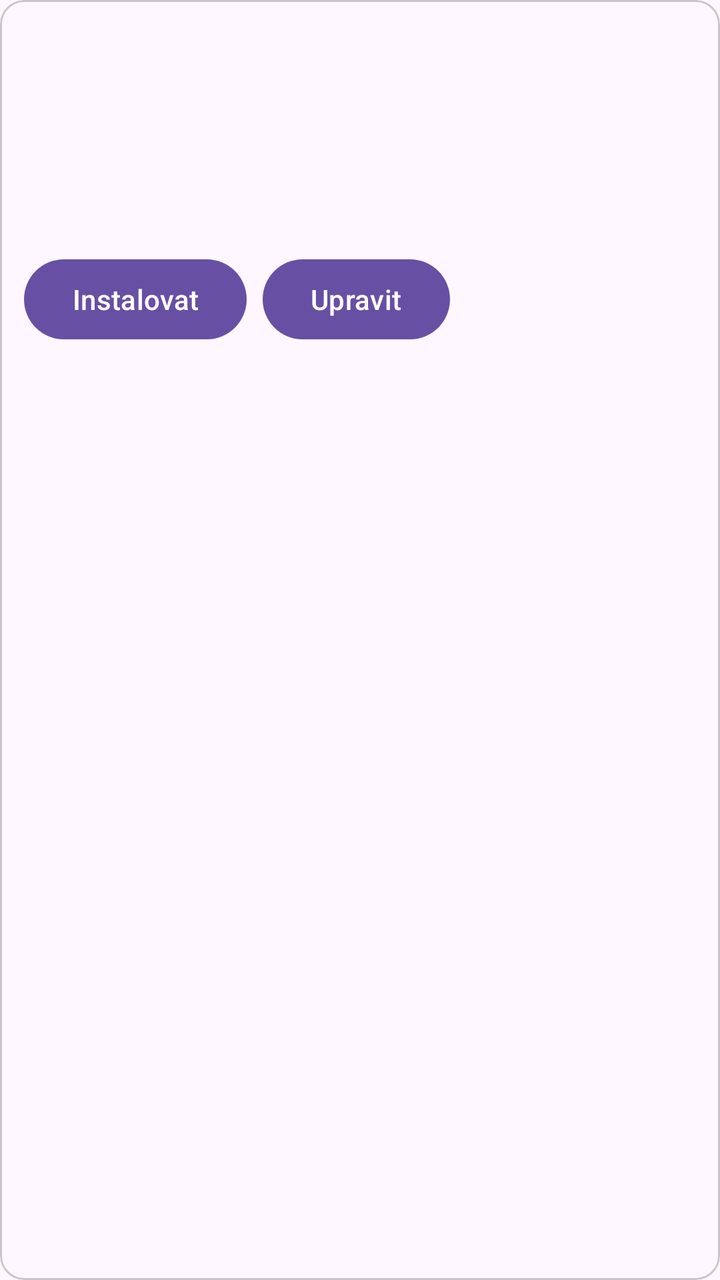
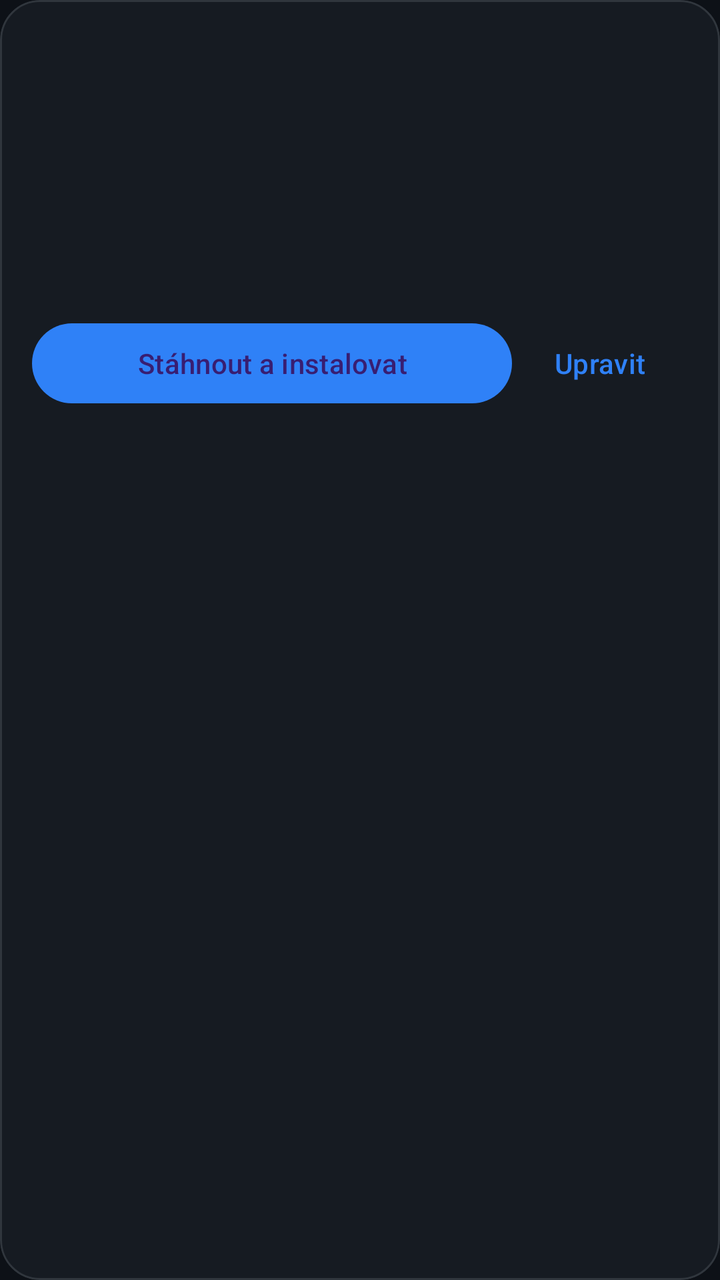

Compare the two renders of this Android layout. The source of the first and the diff that turns it into the second are given below.
<!-- AndroidManifest.xml: application theme Theme.InsaneMarket -->
<!-- res/layout/item_app.xml -->
<?xml version="1.0" encoding="utf-8"?>
<com.google.android.material.card.MaterialCardView xmlns:android="http://schemas.android.com/apk/res/android"
    android:layout_width="match_parent"
    android:layout_height="wrap_content"
    android:layout_marginBottom="8dp">

    <LinearLayout
        android:layout_width="match_parent"
        android:layout_height="wrap_content"
        android:orientation="vertical"
        android:padding="12dp">

        <TextView android:id="@+id/name" android:layout_width="match_parent" android:layout_height="wrap_content" android:textStyle="bold" android:textSize="18sp"/>
        <TextView android:id="@+id/repo" android:layout_width="match_parent" android:layout_height="wrap_content" android:textSize="12sp"/>
        <TextView android:id="@+id/version" android:layout_width="match_parent" android:layout_height="wrap_content"/>
        <TextView android:id="@+id/desc" android:layout_width="match_parent" android:layout_height="wrap_content" android:layout_marginTop="4dp"/>
        <TextView android:id="@+id/status" android:layout_width="match_parent" android:layout_height="wrap_content" android:layout_marginTop="4dp" android:textStyle="italic"/>

        <LinearLayout android:layout_width="match_parent" android:layout_height="wrap_content" android:orientation="horizontal" android:layout_marginTop="8dp">
            <Button android:id="@+id/action" android:layout_width="wrap_content" android:layout_height="wrap_content" android:text="@string/install"/>
            <Button android:id="@+id/edit" android:layout_width="wrap_content" android:layout_height="wrap_content" android:layout_marginStart="8dp" android:text="@string/edit"/>
        </LinearLayout>
    </LinearLayout>
</com.google.android.material.card.MaterialCardView>
<!-- resources referenced by this layout -->
<resources>
  <string name="edit">Upravit</string>
  <string name="install">Instalovat</string>
  <style name="Theme.InsaneMarket" parent="Theme.Material3.DayNight.NoActionBar">
          <item name="android:statusBarColor">?attr/colorSurface</item>
      </style>
</resources>

<!-- the commit's change to res/layout/item_app.xml (unified diff, before → after) -->
@@ -1,24 +1,90 @@
 <?xml version="1.0" encoding="utf-8"?>
 <com.google.android.material.card.MaterialCardView xmlns:android="http://schemas.android.com/apk/res/android"
+    xmlns:app="http://schemas.android.com/apk/res-auto"
     android:layout_width="match_parent"
     android:layout_height="wrap_content"
-    android:layout_marginBottom="8dp">
+    android:layout_marginBottom="12dp"
+    app:cardBackgroundColor="@color/market_card"
+    app:cardCornerRadius="20dp"
+    app:strokeColor="@color/market_border"
+    app:strokeWidth="1dp">
 
     <LinearLayout
         android:layout_width="match_parent"
         android:layout_height="wrap_content"
         android:orientation="vertical"
-        android:padding="12dp">
+        android:padding="16dp">
 
-        <TextView android:id="@+id/name" android:layout_width="match_parent" android:layout_height="wrap_content" android:textStyle="bold" android:textSize="18sp"/>
-        <TextView android:id="@+id/repo" android:layout_width="match_parent" android:layout_height="wrap_content" android:textSize="12sp"/>
-        <TextView android:id="@+id/version" android:layout_width="match_parent" android:layout_height="wrap_content"/>
-        <TextView android:id="@+id/desc" android:layout_width="match_parent" android:layout_height="wrap_content" android:layout_marginTop="4dp"/>
-        <TextView android:id="@+id/status" android:layout_width="match_parent" android:layout_height="wrap_content" android:layout_marginTop="4dp" android:textStyle="italic"/>
+        <LinearLayout
+            android:layout_width="match_parent"
+            android:layout_height="wrap_content"
+            android:gravity="center_vertical"
+            android:orientation="horizontal">
 
-        <LinearLayout android:layout_width="match_parent" android:layout_height="wrap_content" android:orientation="horizontal" android:layout_marginTop="8dp">
-            <Button android:id="@+id/action" android:layout_width="wrap_content" android:layout_height="wrap_content" android:text="@string/install"/>
-            <Button android:id="@+id/edit" android:layout_width="wrap_content" android:layout_height="wrap_content" android:layout_marginStart="8dp" android:text="@string/edit"/>
+            <TextView
+                android:id="@+id/name"
+                android:layout_width="0dp"
+                android:layout_height="wrap_content"
+                android:layout_weight="1"
+                android:textColor="@color/market_text"
+                android:textSize="20sp"
+                android:textStyle="bold" />
+
+            <TextView
+                android:id="@+id/badge"
+                android:layout_width="wrap_content"
+                android:layout_height="wrap_content"
+                android:background="@drawable/status_badge"
+                android:paddingStart="10dp"
+                android:paddingTop="4dp"
+                android:paddingEnd="10dp"
+                android:paddingBottom="4dp"
+                android:textColor="@color/market_success"
+                android:textSize="12sp"
+                android:visibility="gone" />
+        </LinearLayout>
+
+        <TextView android:id="@+id/repo" android:layout_width="match_parent" android:layout_height="wrap_content" android:layout_marginTop="2dp" android:textColor="@color/market_muted" android:textSize="13sp"/>
+        <TextView android:id="@+id/version" android:layout_width="match_parent" android:layout_height="wrap_content" android:layout_marginTop="8dp" android:textColor="@color/market_text" android:textSize="14sp"/>
+        <TextView android:id="@+id/desc" android:layout_width="match_parent" android:layout_height="wrap_content" android:layout_marginTop="8dp" android:maxLines="3" android:ellipsize="end" android:textColor="@color/market_muted"/>
+        <TextView android:id="@+id/status" android:layout_width="match_parent" android:layout_height="wrap_content" android:layout_marginTop="10dp" android:textColor="@color/market_text" android:textStyle="italic"/>
+
+        <com.google.android.material.progressindicator.LinearProgressIndicator
+            android:id="@+id/itemProgress"
+            android:layout_width="match_parent"
+            android:layout_height="wrap_content"
+            android:layout_marginTop="10dp"
+            android:visibility="gone" />
+
+        <LinearLayout
+            android:layout_width="match_parent"
+            android:layout_height="wrap_content"
+            android:layout_marginTop="12dp"
+            android:orientation="horizontal">
+
+            <com.google.android.material.button.MaterialButton
+                android:id="@+id/action"
+                style="@style/Widget.Material3.Button"
+                android:layout_width="0dp"
+                android:layout_height="wrap_content"
+                android:layout_weight="1"
+                android:text="@string/download_install" />
+
+            <com.google.android.material.button.MaterialButton
+                android:id="@+id/open"
+                style="@style/Widget.Material3.Button.OutlinedButton"
+                android:layout_width="wrap_content"
+                android:layout_height="wrap_content"
+                android:layout_marginStart="8dp"
+                android:text="@string/open"
+                android:visibility="gone" />
+
+            <com.google.android.material.button.MaterialButton
+                android:id="@+id/edit"
+                style="@style/Widget.Material3.Button.TextButton"
+                android:layout_width="wrap_content"
+                android:layout_height="wrap_content"
+                android:text="@string/edit" />
         </LinearLayout>
     </LinearLayout>
 </com.google.android.material.card.MaterialCardView>
<!-- resource entries referenced after the edit -->
@@ -1,9 +1,29 @@
 <!-- resources referenced by this layout -->
 <resources>
+  <color name="market_border">#30363D</color>
+  <color name="market_card">#161B22</color>
+  <color name="market_muted">#8B949E</color>
+  <color name="market_success">#3FB950</color>
+  <color name="market_text">#E6EDF3</color>
+  <!-- drawable status_badge (drawable) -->
+  <shape xmlns:android="http://schemas.android.com/apk/res/android">
+      <solid android:color="#223FB950"/>
+      <corners android:radius="999dp"/>
+      <stroke android:width="1dp" android:color="#553FB950"/>
+  </shape>
+  <string name="download_install">Stáhnout a instalovat</string>
   <string name="edit">Upravit</string>
-  <string name="install">Instalovat</string>
-  <style name="Theme.InsaneMarket" parent="Theme.Material3.DayNight.NoActionBar">
-          <item name="android:statusBarColor">?attr/colorSurface</item>
+  <string name="open">Otevřít</string>
+  <style name="Theme.InsaneMarket" parent="Theme.Material3.Dark.NoActionBar">
+          <item name="colorPrimary">@color/market_primary</item>
+          <item name="colorSecondary">@color/market_primary</item>
+          <item name="android:statusBarColor">@color/market_surface</item>
+          <item name="android:navigationBarColor">@color/market_surface</item>
+          <item name="android:windowBackground">@color/market_surface</item>
+          <item name="android:textColorPrimary">@color/market_text</item>
+          <item name="android:textColorSecondary">@color/market_muted</item>
       </style>
+  <color name="market_primary">#2F81F7</color>
+  <color name="market_surface">#0D1117</color>
 </resources>
 
